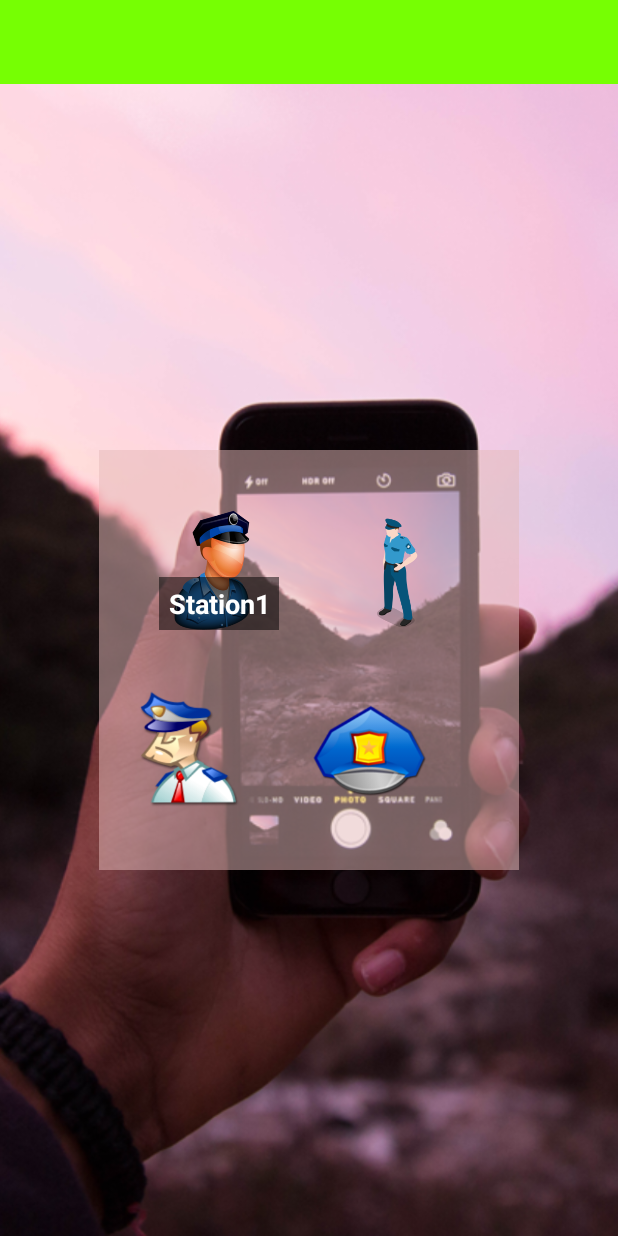
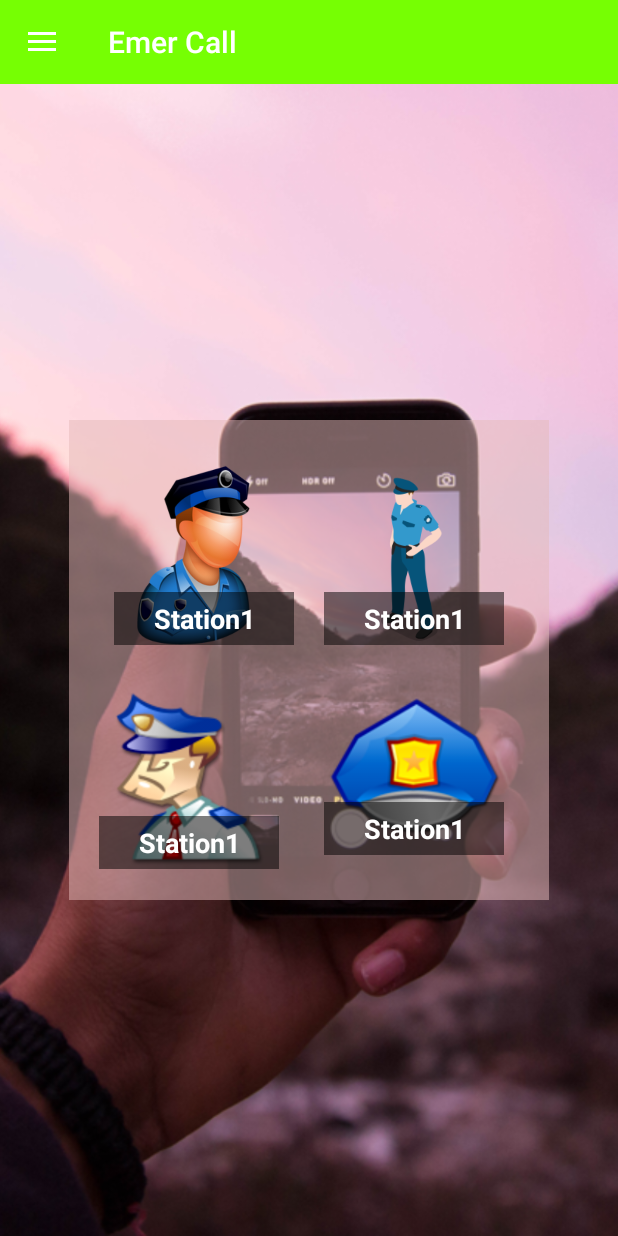
Before and after one commit to pud1234/EmerCall, an Android app: the screen it shows after launch (MainActivity), on a phone screen of 412 x 824 dp. Run offline under Robolectric (Android 15) with nearby library versions, the phone set to English and light mode, and no system bars.

```diff
--- a/app/src/main/java/pud/snru/ac/th/emercall/MainActivity.java
+++ b/app/src/main/java/pud/snru/ac/th/emercall/MainActivity.java
@@ -1,17 +1,41 @@
 package pud.snru.ac.th.emercall;
 
+import android.content.res.Configuration;
+import android.os.Parcelable;
+import android.support.annotation.Nullable;
+import android.support.v4.widget.DrawerLayout;
+import android.support.v7.app.ActionBarDrawerToggle;
 import android.support.v7.app.AppCompatActivity;
 import android.os.Bundle;
+import android.support.v7.widget.Toolbar;
+import android.view.MenuItem;
 
 import pud.snru.ac.th.emercall.fragment.MainFragment;
 
 public class MainActivity extends AppCompatActivity {
 
+//    Explicit
+      private DrawerLayout drawerLayout;
+      private ActionBarDrawerToggle actionBarDrawerToggle;
 
     @Override
     protected void onCreate(Bundle savedInstanceState) {
         super.onCreate(savedInstanceState);
         setContentView(R.layout.activity_main);
+
+//        Create Toolbar
+        Toolbar toolbar =findViewById(R.id.toolbarMain);
+        setSupportActionBar(toolbar);
+       getSupportActionBar().setHomeButtonEnabled(true);
+       getSupportActionBar().setDisplayHomeAsUpEnabled(true);
+       drawerLayout =findViewById(R.id.drawerLayoutMain);
+       actionBarDrawerToggle = new ActionBarDrawerToggle(
+              MainActivity.this,
+               drawerLayout,
+               R.string.open,
+               R.string.close
+       );
+       drawerLayout.setDrawerListener(actionBarDrawerToggle);
 
  //        Add Fragment
         if (savedInstanceState == null) {
@@ -24,4 +48,28 @@ public class MainActivity extends AppCompatActivity {
 
     } // Main Method
 
+    @Override
+    public boolean onOptionsItemSelected(MenuItem item) {
+
+        if (actionBarDrawerToggle.onOptionsItemSelected(item)) {
+            return true;
+    }
+
+        return super.onOptionsItemSelected(item);
+    }
+
+    @Override
+    public void onConfigurationChanged(Configuration newConfig) {
+        super.onConfigurationChanged(newConfig);
+
+        actionBarDrawerToggle.onConfigurationChanged(newConfig);
+    }
+
+    @Override
+    protected void onPostCreate(@Nullable Bundle savedInstanceState) {
+        super.onPostCreate(savedInstanceState);
+
+        actionBarDrawerToggle.syncState();
+
+    }
 } // Main Class
--- a/app/src/main/res/layout/activity_main.xml
+++ b/app/src/main/res/layout/activity_main.xml
@@ -1,5 +1,6 @@
 <?xml version="1.0" encoding="utf-8"?>
 <android.support.v4.widget.DrawerLayout xmlns:android="http://schemas.android.com/apk/res/android"
+    android:id="@+id/drawerLayoutMain"
     xmlns:app="http://schemas.android.com/apk/res-auto"
     xmlns:tools="http://schemas.android.com/tools"
     android:layout_width="match_parent"
@@ -13,6 +14,7 @@
 
     <!--Toolbar-->
     <android.support.v7.widget.Toolbar
+        android:id="@+id/toolbarMain"
         android:theme="@style/ThemeOverlay.AppCompat.Dark.ActionBar"
         android:background="@color/colorPrimary"
         android:layout_width="match_parent"
--- a/app/src/main/res/layout/fragment_police.xml
+++ b/app/src/main/res/layout/fragment_police.xml
@@ -45,6 +45,7 @@
                     android:text="Station1"
                     android:layout_width="match_parent"
                     android:layout_height="wrap_content" />
+
                 <TextView
                     android:layout_width="match_parent"
                     android:layout_height="match_parent"
@@ -53,6 +54,8 @@
                     android:layout_alignParentTop="true"
                     android:layout_marginLeft="41dp"
                     android:layout_marginStart="41dp" />
+
+
 
             </RelativeLayout>
 
@@ -69,7 +72,18 @@
                     android:layout_height="match_parent"
                     android:src="@drawable/station2" />
 
-
+                <!--Title-->
+                <TextView
+                    android:layout_alignParentBottom="true"
+                    android:padding="5dp"
+                    android:gravity="center_horizontal"
+                    android:textColor="#ffffff"
+                    android:background="#82000000"
+                    android:textStyle="bold"
+                    android:textSize="18sp"
+                    android:text="Station1"
+                    android:layout_width="match_parent"
+                    android:layout_height="wrap_content" />
 
 
             </RelativeLayout>
@@ -101,6 +115,20 @@
                     android:layout_height="match_parent"
                     android:src="@drawable/station3" />
 
+                <!--Title-->
+                <TextView
+                    android:layout_alignParentBottom="true"
+                    android:padding="5dp"
+                    android:gravity="center_horizontal"
+                    android:textColor="#ffffff"
+                    android:background="#82000000"
+                    android:textStyle="bold"
+                    android:textSize="18sp"
+                    android:text="Station1"
+                    android:layout_width="match_parent"
+                    android:layout_height="wrap_content" />
+
+
             </RelativeLayout>
 
             <!--Green Layout-->
@@ -115,6 +143,19 @@
                     android:layout_width="match_parent"
                     android:layout_height="match_parent" />
 
+                <!--Title-->
+                <TextView
+                    android:layout_alignParentBottom="true"
+                    android:padding="5dp"
+                    android:gravity="center_horizontal"
+                    android:textColor="#ffffff"
+                    android:background="#82000000"
+                    android:textStyle="bold"
+                    android:textSize="18sp"
+                    android:text="Station1"
+                    android:layout_width="match_parent"
+                    android:layout_height="wrap_content" />
+
             </RelativeLayout>
 
 
--- a/app/src/main/res/values/dimens.xml
+++ b/app/src/main/res/values/dimens.xml
@@ -1,5 +1,5 @@
 <?xml version="1.0" encoding="utf-8"?>
 <resources>
-    <dimen name="icon">80dp</dimen>
-    <dimen name="margin">20dp</dimen>
+    <dimen name="icon">120dp</dimen>
+    <dimen name="margin">10dp</dimen>
 </resources>
--- a/app/src/main/res/values/strings.xml
+++ b/app/src/main/res/values/strings.xml
@@ -1,3 +1,7 @@
 <resources>
     <string name="app_name">Emer Call</string>
+
+   <string name="close">close Drawer</string>
+    <string name="open">open Drawer</string>
+
 </resources>
```
